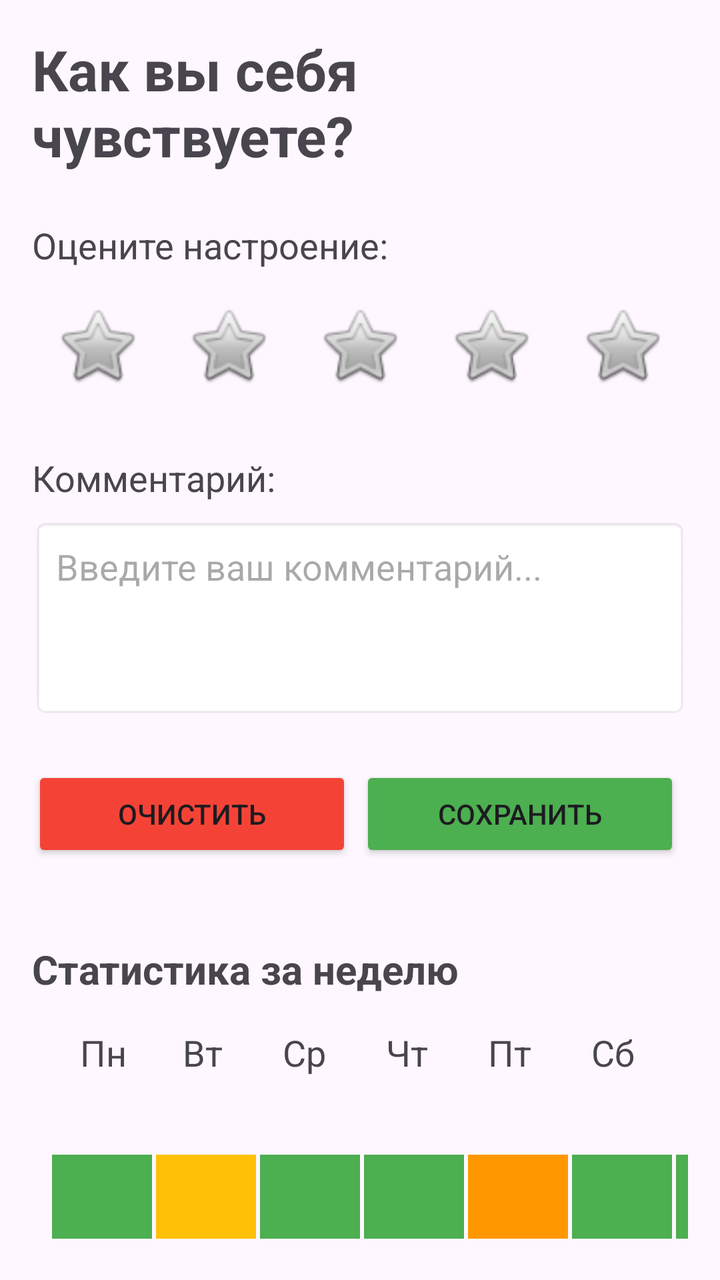
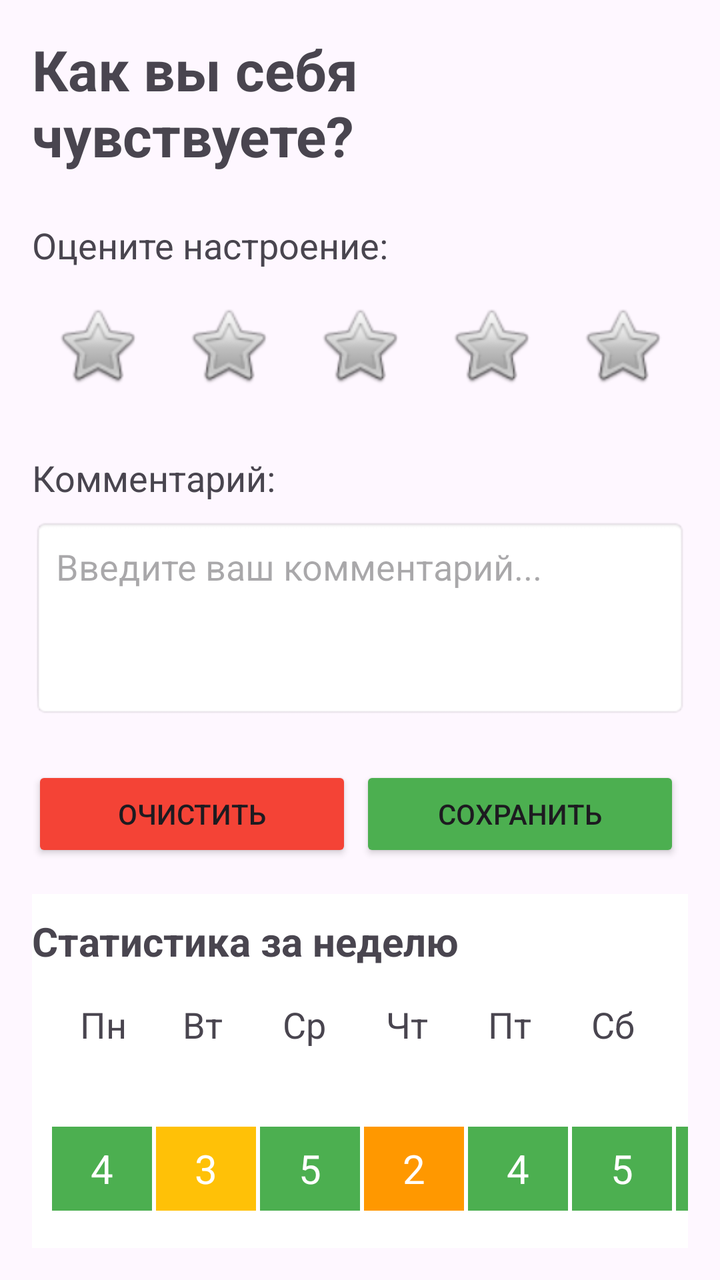

An Android layout rendered at two revisions. The XML below is the earlier revision; the diff shows what the commit changed to produce the second picture.
<!-- AndroidManifest.xml: application theme Theme.AS_lab02_LinerLayout -->
<!-- res/layout/activity_main.xml -->
<?xml version="1.0" encoding="utf-8"?>
<LinearLayout xmlns:android="http://schemas.android.com/apk/res/android"
    xmlns:tools="http://schemas.android.com/tools"
    xmlns:app="http://schemas.android.com/apk/res-auto"
    android:layout_width="match_parent"
    android:layout_height="match_parent"
    android:orientation="vertical"
    android:padding="16dp"
    tools:context=".MainActivity">

    <TextView
        android:id="@+id/titleText"
        android:layout_width="match_parent"
        android:layout_height="wrap_content"
        android:text="Как вы себя чувствуете?"
        android:textSize="28sp"
        android:textStyle="bold"
        android:layout_marginBottom="24dp"/>

    <TextView
        android:layout_width="match_parent"
        android:layout_height="wrap_content"
        android:text="Оцените настроение:"
        android:textSize="18sp"
        android:layout_marginBottom="8dp"/>

    <LinearLayout
        android:layout_width="match_parent"
        android:layout_height="wrap_content"
        android:orientation="horizontal"
        android:layout_marginBottom="24dp">

        <ImageView
            android:id="@+id/mood1"
            android:layout_width="0dp"
            android:layout_height="60dp"
            android:layout_weight="1"
            android:src="@android:drawable/btn_star_big_off"
            android:contentDescription="Настроение 1"
            android:padding="8dp" />

        <ImageView
            android:id="@+id/mood2"
            android:layout_width="0dp"
            android:layout_height="60dp"
            android:layout_weight="1"
            android:src="@android:drawable/btn_star_big_off"
            android:contentDescription="Настроение 2"
            android:padding="8dp" />

        <ImageView
            android:id="@+id/mood3"
            android:layout_width="0dp"
            android:layout_height="60dp"
            android:layout_weight="1"
            android:src="@android:drawable/btn_star_big_off"
            android:contentDescription="Настроение 3"
            android:padding="8dp" />

        <ImageView
            android:id="@+id/mood4"
            android:layout_width="0dp"
            android:layout_height="60dp"
            android:layout_weight="1"
            android:src="@android:drawable/btn_star_big_off"
            android:contentDescription="Настроение 4"
            android:padding="8dp" />

        <ImageView
            android:id="@+id/mood5"
            android:layout_width="0dp"
            android:layout_height="60dp"
            android:layout_weight="1"
            android:src="@android:drawable/btn_star_big_off"
            android:contentDescription="Настроение 5"
            android:padding="8dp" />

    </LinearLayout>

    <TextView
        android:layout_width="match_parent"
        android:layout_height="wrap_content"
        android:text="Комментарий:"
        android:textSize="18sp"
        android:layout_marginBottom="8dp"/>

    <EditText
        android:id="@+id/commentEditText"
        android:layout_width="match_parent"
        android:layout_height="100dp"
        android:inputType="textMultiLine"
        android:gravity="top|start"
        android:padding="12dp"
        android:hint="Введите ваш комментарий..."
        android:background="@android:drawable/editbox_background"
        android:layout_marginBottom="24dp"/>

    <LinearLayout
        android:layout_width="match_parent"
        android:layout_height="wrap_content"
        android:orientation="horizontal">

        <Button
            android:id="@+id/cancelButton"
            android:layout_width="0dp"
            android:layout_height="wrap_content"
            android:layout_weight="1"
            android:text="Очистить"
            android:layout_marginEnd="4dp"
            android:backgroundTint="#F44336" />

        <Button
            android:id="@+id/saveButton"
            android:layout_width="0dp"
            android:layout_height="wrap_content"
            android:layout_weight="1"
            android:text="Сохранить"
            android:layout_marginEnd="4dp"
            android:backgroundTint="#4CAF50" />
    </LinearLayout>

    <TextView
        android:layout_width="wrap_content"
        android:layout_height="wrap_content"
        android:text="Статистика за неделю"
        android:textSize="20dp"
        android:textStyle="bold"
        android:layout_marginTop="40dp"/>

    <LinearLayout
        android:layout_width="match_parent"
        android:layout_height="wrap_content"
        android:orientation="horizontal"
        android:layout_marginTop="16dp">

    <TextView
        android:layout_width="wrap_content"
        android:layout_height="wrap_content"
        android:text="Пн"
        android:textSize="18dp"
        android:layout_marginLeft="24dp"/>

    <TextView
        android:layout_width="wrap_content"
        android:layout_height="wrap_content"
        android:text="Вт"
        android:textSize="18dp"
        android:layout_marginLeft="28dp"/>

        <TextView
            android:layout_width="wrap_content"
            android:layout_height="wrap_content"
            android:text="Ср"
            android:textSize="18dp"
            android:layout_marginLeft="30dp"/>

        <TextView
            android:layout_width="wrap_content"
            android:layout_height="wrap_content"
            android:text="Чт"
            android:textSize="18dp"
            android:layout_marginLeft="30dp"/>

        <TextView
            android:layout_width="wrap_content"
            android:layout_height="wrap_content"
            android:text="Пт"
            android:textSize="18dp"
            android:layout_marginLeft="30dp"/>

        <TextView
            android:layout_width="wrap_content"
            android:layout_height="wrap_content"
            android:text="Сб"
            android:textSize="18dp"
            android:layout_marginLeft="30dp"/>

        <TextView
            android:layout_width="wrap_content"
            android:layout_height="wrap_content"
            android:text="Вс"
            android:textSize="18dp"
            android:layout_marginLeft="30dp"/>

    </LinearLayout>

    <LinearLayout
        android:layout_width="match_parent"
        android:layout_height="wrap_content"
        android:orientation="horizontal"
        android:layout_marginTop="18dp">
    <View
        android:id="@+id/pn"
        android:layout_width="50dp"
        android:layout_height="42dp"
        android:background="#4CAF50"
        android:layout_marginLeft="10dp"/>



    <View
        android:id="@+id/vt"
        android:layout_width="50dp"
        android:layout_height="42dp"
        android:background="#ffc107"
        android:layout_marginLeft="2dp"/>

    <View
        android:id="@+id/sr"
        android:layout_width="50dp"
        android:layout_height="42dp"
        android:background="#4CAF50"
        android:layout_marginLeft="2dp"/>
    <View
        android:id="@+id/cht"
        android:layout_width="50dp"
        android:layout_height="42dp"
        android:background="#4CAF50"
        android:layout_marginLeft="2dp"/>

    <View
        android:id="@+id/pt"
        android:layout_width="50dp"
        android:layout_height="42dp"
        android:background="#ff9800"
        android:layout_marginLeft="2dp"/>

    <View
        android:id="@+id/sb"
        android:layout_width="50dp"
        android:layout_height="42dp"
        android:background="#4CAF50"
        android:layout_marginLeft="2dp"/>

    <View
        android:id="@+id/vs"
        android:layout_width="50dp"
        android:layout_height="42dp"
        android:background="#4CAF50"
        android:layout_marginLeft="2dp"/>

    </LinearLayout>
    <TextView
        android:layout_width="wrap_content"
        android:layout_height="wrap_content"
        android:text="Цвет показывает оценку настроения (1-5)"
        android:textSize="12dp"
        android:textColor="#666666"
        android:layout_marginTop="18dp"
        android:layout_gravity="center"/>
</LinearLayout>
<!-- resources referenced by this layout -->
<resources>
  <style name="Theme.AS_lab02_LinerLayout" parent="Base.Theme.AS_lab02_LinerLayout" />
  <style name="Base.Theme.AS_lab02_LinerLayout" parent="Theme.Material3.DayNight.NoActionBar">
          
          
      </style>
</resources>

<!-- the commit's change to res/layout/activity_main.xml (unified diff, before → after) -->
@@ -119,20 +119,26 @@
             android:backgroundTint="#4CAF50" />
     </LinearLayout>
 
-    <TextView
-        android:layout_width="wrap_content"
-        android:layout_height="wrap_content"
-        android:text="Статистика за неделю"
-        android:textSize="20dp"
-        android:textStyle="bold"
-        android:layout_marginTop="40dp"/>
-
-    <LinearLayout
-        android:layout_width="match_parent"
-        android:layout_height="wrap_content"
-        android:orientation="horizontal"
-        android:layout_marginTop="16dp">
-
+    <LinearLayout
+        android:layout_width="match_parent"
+        android:layout_height="wrap_content"
+        android:orientation="vertical"
+        android:layout_marginTop="16dp"
+        android:background="#ffffff">
+
+        <TextView
+            android:layout_width="wrap_content"
+            android:layout_height="wrap_content"
+            android:text="Статистика за неделю"
+            android:textSize="20dp"
+            android:textStyle="bold"
+            android:layout_marginTop="10dp"/>
+
+        <LinearLayout
+            android:layout_width="match_parent"
+            android:layout_height="wrap_content"
+            android:orientation="horizontal"
+            android:layout_marginTop="16dp">
     <TextView
         android:layout_width="wrap_content"
         android:layout_height="wrap_content"
@@ -189,55 +195,84 @@
         android:layout_height="wrap_content"
         android:orientation="horizontal"
         android:layout_marginTop="18dp">
-    <View
+    <TextView
         android:id="@+id/pn"
         android:layout_width="50dp"
         android:layout_height="42dp"
         android:background="#4CAF50"
-        android:layout_marginLeft="10dp"/>
-
-
-
-    <View
+        android:layout_marginLeft="10dp"
+        android:text="4"
+        android:textSize="20dp"
+        android:textColor="#FFFF"
+        android:gravity="center"/>
+
+
+
+    <TextView
         android:id="@+id/vt"
         android:layout_width="50dp"
         android:layout_height="42dp"
         android:background="#ffc107"
-        android:layout_marginLeft="2dp"/>
-
-    <View
+        android:layout_marginLeft="2dp"
+        android:text="3"
+        android:textSize="20dp"
+        android:textColor="#FFFF"
+        android:gravity="center"/>
+
+    <TextView
         android:id="@+id/sr"
         android:layout_width="50dp"
         android:layout_height="42dp"
         android:background="#4CAF50"
-        android:layout_marginLeft="2dp"/>
-    <View
+        android:layout_marginLeft="2dp"
+        android:text="5"
+        android:textSize="20dp"
+        android:textColor="#FFFF"
+        android:gravity="center" />
+
+    <TextView
         android:id="@+id/cht"
         android:layout_width="50dp"
         android:layout_height="42dp"
-        android:background="#4CAF50"
-        android:layout_marginLeft="2dp"/>
-
-    <View
+        android:background="#ff9800"
+        android:layout_marginLeft="2dp"
+        android:text="2"
+        android:textSize="20dp"
+        android:textColor="#FFFF"
+        android:gravity="center"/>
+
+    <TextView
         android:id="@+id/pt"
         android:layout_width="50dp"
         android:layout_height="42dp"
-        android:background="#ff9800"
-        android:layout_marginLeft="2dp"/>
-
-    <View
+        android:background="#4CAF50"
+        android:layout_marginLeft="2dp"
+        android:text="4"
+        android:textSize="20dp"
+        android:textColor="#FFFF"
+        android:gravity="center"/>
+
+    <TextView
         android:id="@+id/sb"
         android:layout_width="50dp"
         android:layout_height="42dp"
         android:background="#4CAF50"
-        android:layout_marginLeft="2dp"/>
-
-    <View
+        android:layout_marginLeft="2dp"
+        android:text="5"
+        android:textSize="20dp"
+        android:textColor="#FFFF"
+        android:gravity="center"/>
+
+    <TextView
         android:id="@+id/vs"
         android:layout_width="50dp"
         android:layout_height="42dp"
         android:background="#4CAF50"
-        android:layout_marginLeft="2dp"/>
+        android:layout_marginLeft="2dp"
+        android:text="4"
+        android:textSize="20dp"
+        android:textColor="#FFFF"
+        android:gravity="center"/>
 
     </LinearLayout>
     <TextView
@@ -247,5 +282,7 @@
         android:textSize="12dp"
         android:textColor="#666666"
         android:layout_marginTop="18dp"
+        android:layout_marginBottom="18dp"
         android:layout_gravity="center"/>
 </LinearLayout>
+</LinearLayout>
